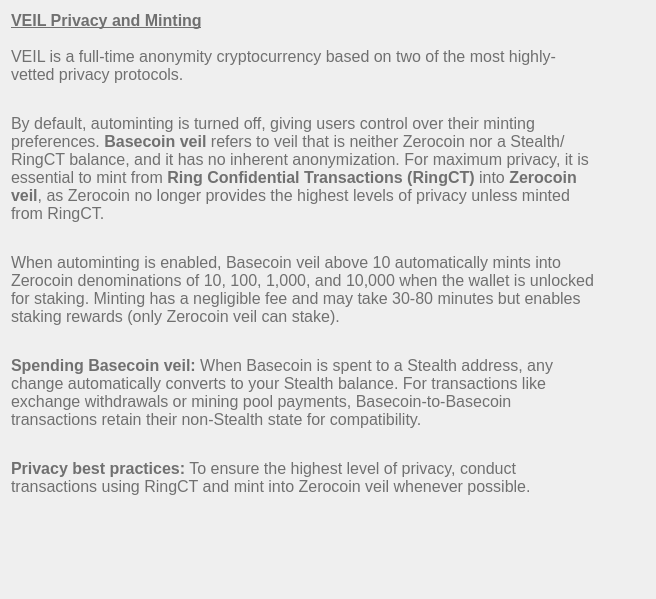
Qt form src/qt/veil/forms/settingsfaq01.ui (Veil-Project/veil) before a commit.
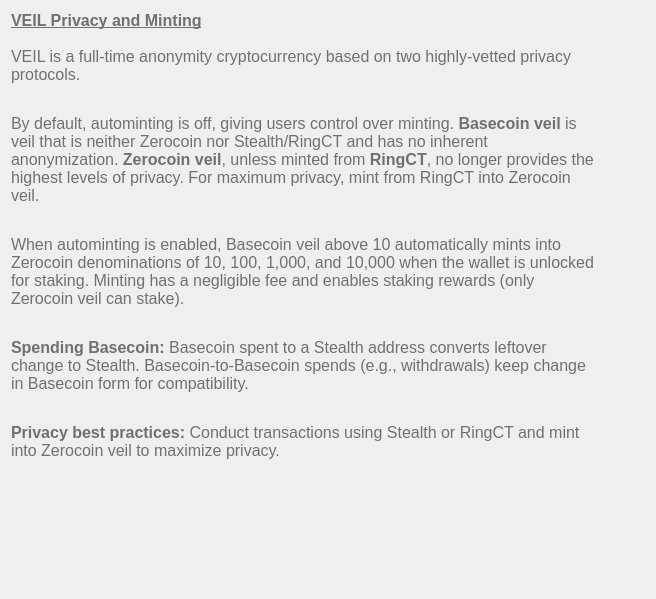
The same form after that commit.

```diff
--- a/src/qt/veil/forms/settingsfaq01.ui
+++ b/src/qt/veil/forms/settingsfaq01.ui
@@ -33,7 +33,7 @@
       <string notr="true">font-weight:200;</string>
      </property>
      <property name="text">
-      <string>&lt;html&gt;&lt;head/&gt;&lt;body&gt;&lt;p&gt;&lt;span style=&quot;font-weight:600; text-decoration: underline;&quot;&gt;VEIL Privacy and Minting&lt;/span&gt;&lt;br/&gt;&lt;br/&gt;VEIL is a full-time anonymity cryptocurrency based on two of the most highly-vetted privacy protocols.&lt;/p&gt;&lt;p&gt;&lt;br/&gt;By default, autominting is turned off, giving users control over their minting preferences. &lt;span style=&quot;font-weight:600;&quot;&gt;Basecoin veil&lt;/span&gt; refers to veil that is neither Zerocoin nor a Stealth/RingCT balance, and it has no inherent anonymization. For maximum privacy, it is essential to mint from &lt;span style=&quot;font-weight:600;&quot;&gt;Ring Confidential Transactions (RingCT)&lt;/span&gt; into &lt;span style=&quot;font-weight:600;&quot;&gt;Zerocoin veil&lt;/span&gt;, as Zerocoin no longer provides the highest levels of privacy unless minted from RingCT.&lt;/p&gt;&lt;p&gt;&lt;br/&gt;When autominting is enabled, Basecoin veil above 10 automatically mints into Zerocoin denominations of 10, 100, 1,000, and 10,000 when the wallet is unlocked for staking. Minting has a negligible fee and may take 30-80 minutes but enables staking rewards (only Zerocoin veil can stake).&lt;/p&gt;&lt;p&gt;&lt;br/&gt;&lt;span style=&quot;font-weight:600;&quot;&gt;Spending Basecoin veil:&lt;/span&gt; When Basecoin is spent to a Stealth address, any change automatically converts to your Stealth balance. For transactions like exchange withdrawals or mining pool payments, Basecoin-to-Basecoin transactions retain their non-Stealth state for compatibility.&lt;/p&gt;&lt;p&gt;&lt;br/&gt;&lt;span style=&quot;font-weight:600;&quot;&gt;Privacy best practices:&lt;/span&gt; To ensure the highest level of privacy, conduct transactions using RingCT and mint into Zerocoin veil whenever possible.&lt;/p&gt;&lt;/body&gt;&lt;/html&gt;</string>
+      <string>&lt;html&gt;&lt;head/&gt;&lt;body&gt;&lt;p&gt;&lt;span style=&quot;font-weight:600; text-decoration: underline;&quot;&gt;VEIL Privacy and Minting&lt;/span&gt;&lt;br/&gt;&lt;br/&gt;VEIL is a full-time anonymity cryptocurrency based on two highly-vetted privacy protocols.&lt;/p&gt;&lt;p&gt;&lt;br/&gt;By default, autominting is off, giving users control over minting. &lt;span style=&quot;font-weight:600;&quot;&gt;Basecoin veil&lt;/span&gt; is veil that is neither Zerocoin nor Stealth/RingCT and has no inherent anonymization. &lt;span style=&quot;font-weight:600;&quot;&gt;Zerocoin veil&lt;/span&gt;, unless minted from &lt;span style=&quot;font-weight:600;&quot;&gt;RingCT&lt;/span&gt;, no longer provides the highest levels of privacy. For maximum privacy, mint from RingCT into Zerocoin veil.&lt;/p&gt;&lt;p&gt;&lt;br/&gt;When autominting is enabled, Basecoin veil above 10 automatically mints into Zerocoin denominations of 10, 100, 1,000, and 10,000 when the wallet is unlocked for staking. Minting has a negligible fee and enables staking rewards (only Zerocoin veil can stake).&lt;/p&gt;&lt;p&gt;&lt;br/&gt;&lt;span style=&quot;font-weight:600;&quot;&gt;Spending Basecoin:&lt;/span&gt; Basecoin spent to a Stealth address converts leftover change to Stealth. Basecoin-to-Basecoin spends (e.g., withdrawals) keep change in Basecoin form for compatibility.&lt;/p&gt;&lt;p&gt;&lt;br/&gt;&lt;span style=&quot;font-weight:600;&quot;&gt;Privacy best practices:&lt;/span&gt; Conduct transactions using Stealth or RingCT and mint into Zerocoin veil to maximize privacy.&lt;/p&gt;&lt;/body&gt;&lt;/html&gt;</string>
      </property>
      <property name="alignment">
       <set>Qt::AlignLeading|Qt::AlignLeft|Qt::AlignTop</set>
```
